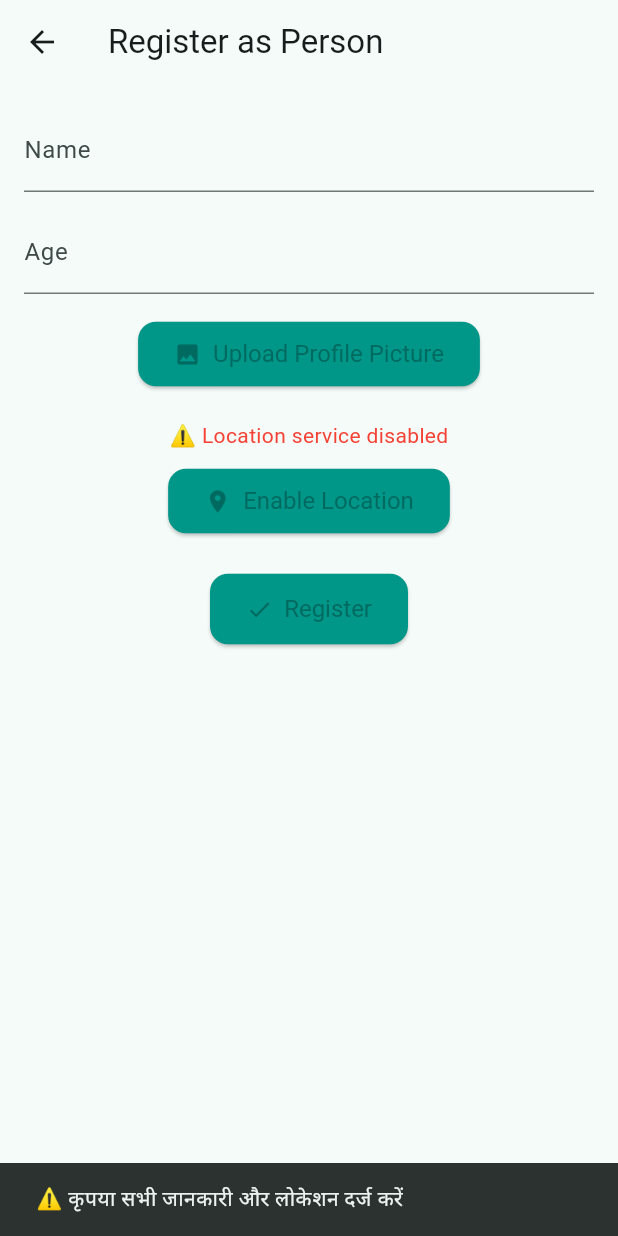
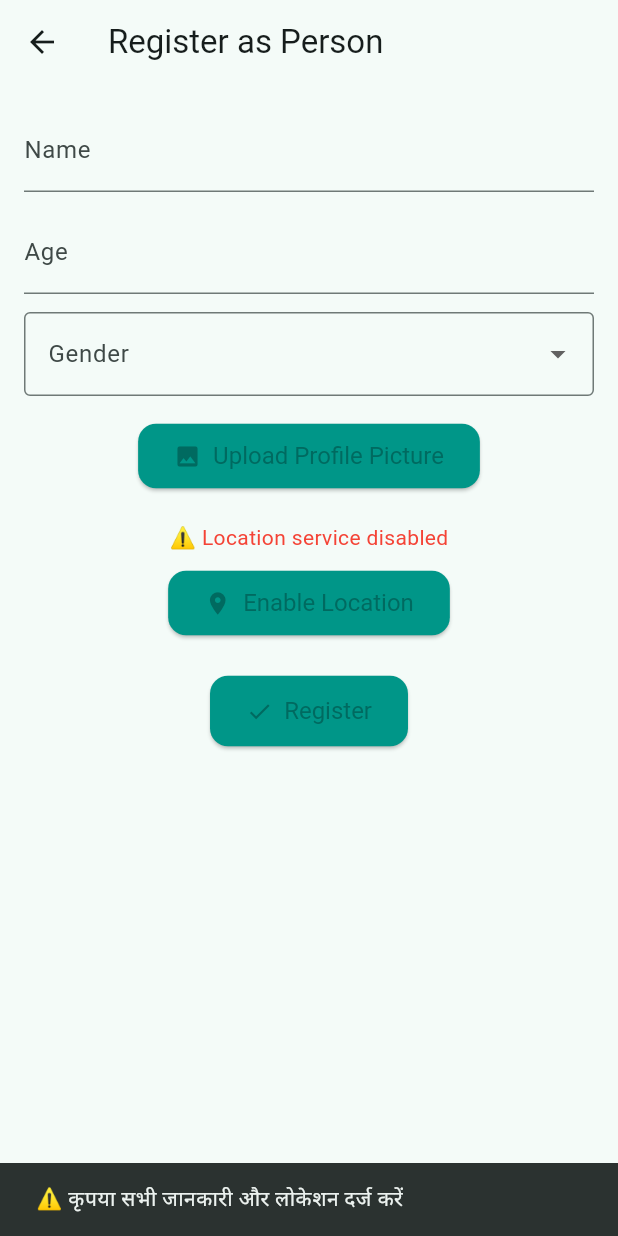
Before and after one commit to snchat78-svg/nchat, a Flutter app: the RegisterPersonPage screen opened by its route, after a tap on "Register", on a phone screen of 412 x 824 dp. Run offline on Flutter 3.47's test engine with Material 2 defaults, Android fonts, the phone set to English and light mode, and no system bars; our stand-ins replace cloud_firestore, firebase_auth, firebase_core, firebase_messaging, firebase_storage, flutter_local_notifications and 4 more; accounts and stored records are empty.

Commit message:
Implement gender selection in registration form
Added gender selection to the registration form and updated validation.

```diff
--- a/lib/pages/register_person_page.dart
+++ b/lib/pages/register_person_page.dart
@@ -24,6 +24,7 @@ class _RegisterPersonPageState extends State<RegisterPersonPage> {
   File? selectedImage;
   String? profilePicUrl;
   Position? currentPosition;
+  String selectedGender = '';
 
   @override
   void initState() {
@@ -91,7 +92,11 @@ class _RegisterPersonPageState extends State<RegisterPersonPage> {
 
     final age = int.tryParse(ageText);
 
-    if (name.isEmpty || age == null || currentPosition == null || uid == null) {
+    if (name.isEmpty ||
+    age == null ||
+    selectedGender.isEmpty ||
+    currentPosition == null ||
+    uid == null) {
       ScaffoldMessenger.of(context).showSnackBar(
         const SnackBar(content: Text('⚠️ कृपया सभी जानकारी और लोकेशन दर्ज करें')),
       );
@@ -111,6 +116,7 @@ class _RegisterPersonPageState extends State<RegisterPersonPage> {
       'userType': 'person',
       'name': name,
 'age': age,
+'gender': selectedGender,
 'profilePic': profilePicUrl ?? '',
       'latitude': currentPosition!.latitude,
       'longitude': currentPosition!.longitude,
@@ -150,6 +156,36 @@ class _RegisterPersonPageState extends State<RegisterPersonPage> {
     LengthLimitingTextInputFormatter(3),
   ],
 ),
+
+const SizedBox(height: 12),
+
+DropdownButtonFormField<String>(
+  value: selectedGender.isNotEmpty ? selectedGender : null,
+  decoration: const InputDecoration(
+    labelText: "Gender",
+    border: OutlineInputBorder(),
+  ),
+  items: const [
+    DropdownMenuItem(
+      value: 'Male',
+      child: Text('Male'),
+    ),
+    DropdownMenuItem(
+      value: 'Female',
+      child: Text('Female'),
+    ),
+    DropdownMenuItem(
+      value: 'Other',
+      child: Text('Other'),
+    ),
+  ],
+  onChanged: (v) {
+    setState(() {
+      selectedGender = v ?? '';
+    });
+  },
+),
+
 const SizedBox(height: 16),
 
             ElevatedButton.icon(
```
Lines whose indentation alone changed are shown as unchanged.
